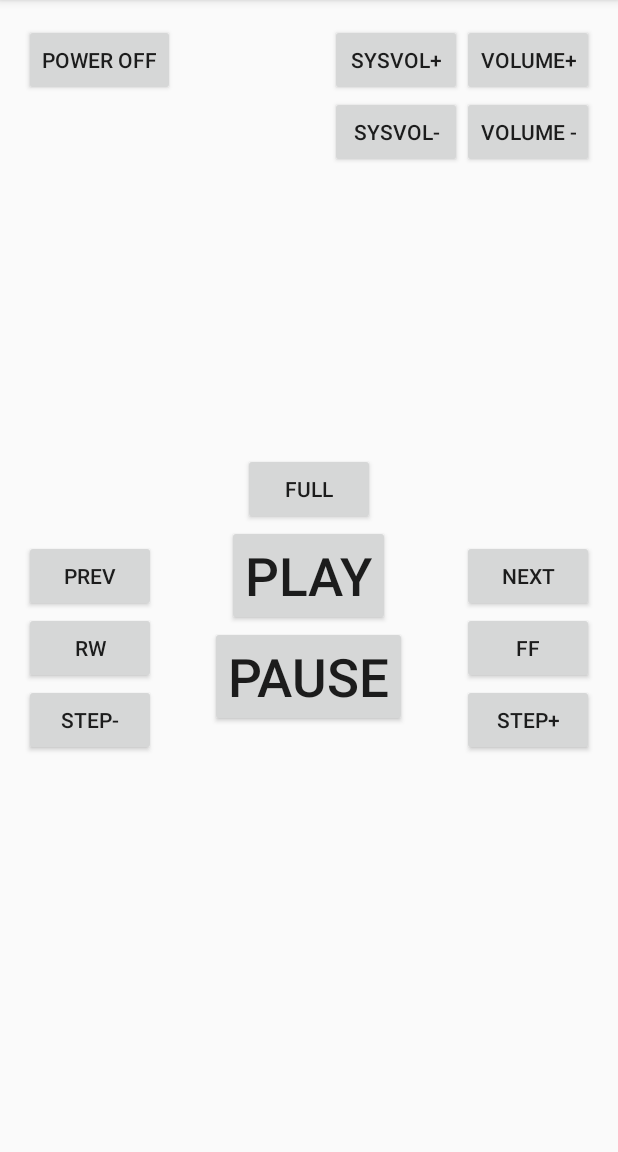
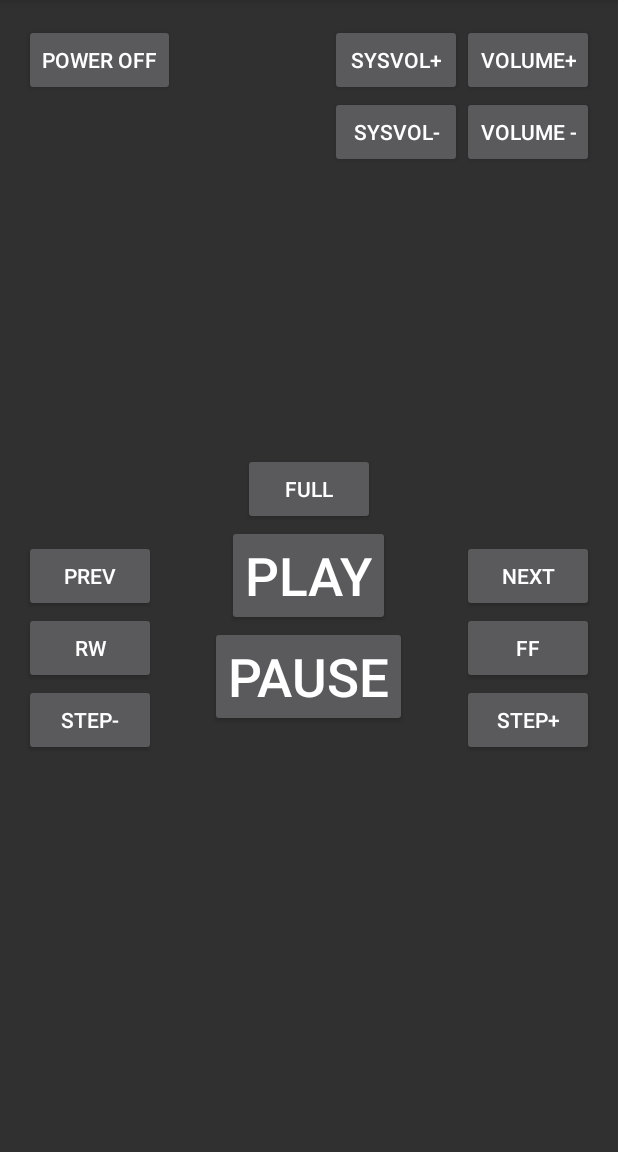
Before and after one commit to antony-jekov/Nevix, an Android app: the MainActivity screen opened directly, with no data from a screen before it, after a tap on "PLAY", on a phone screen of 412 x 824 dp, the part 84-1236 px from its top. Run offline under Robolectric (Android 15) with nearby library versions, the phone set to English and light mode, and no system bars; 1 statement that could not run was skipped.

Commit message:
Black theme.

```diff
--- a/Source/Android/Nevix/nevix/src/main/java/com/antonyjekov/nevix/activities/MainActivity.java
+++ b/Source/Android/Nevix/nevix/src/main/java/com/antonyjekov/nevix/activities/MainActivity.java
@@ -73,7 +73,6 @@
             @Override
             public void onClick(View view) {
                 pusher.pushCommand(PlayerCommand.PLAY_CMD);
-                test("PLAY");
             }
         });
 
--- a/Source/Android/Nevix/nevix/src/main/res/values/styles.xml
+++ b/Source/Android/Nevix/nevix/src/main/res/values/styles.xml
@@ -1,7 +1,7 @@
 <resources>
 
     <!-- Base application theme. -->
-    <style name="AppTheme" parent="Theme.AppCompat.Light.DarkActionBar">
+    <style name="AppTheme" parent="Theme.AppCompat">
         <!-- Customize your theme here. -->
     </style>
 
```
